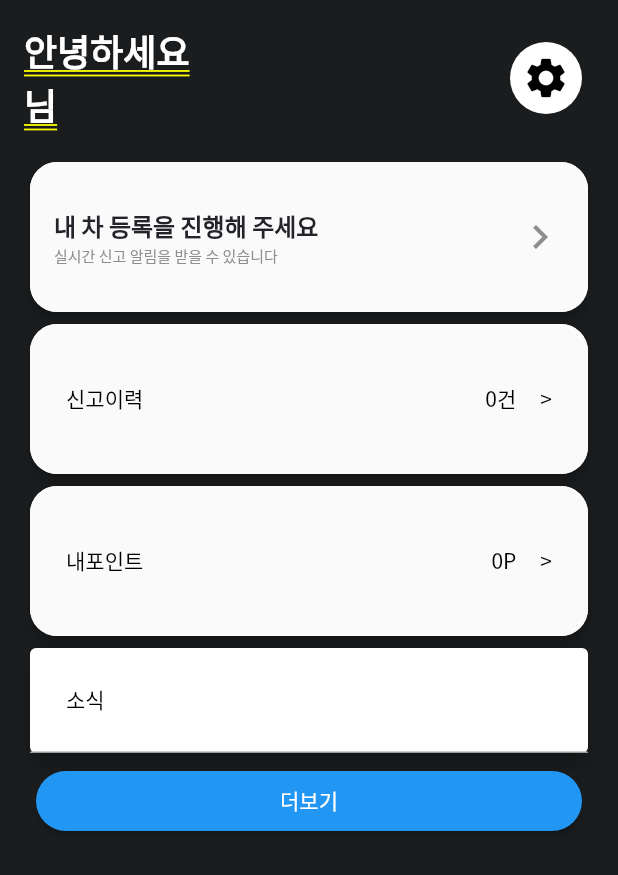
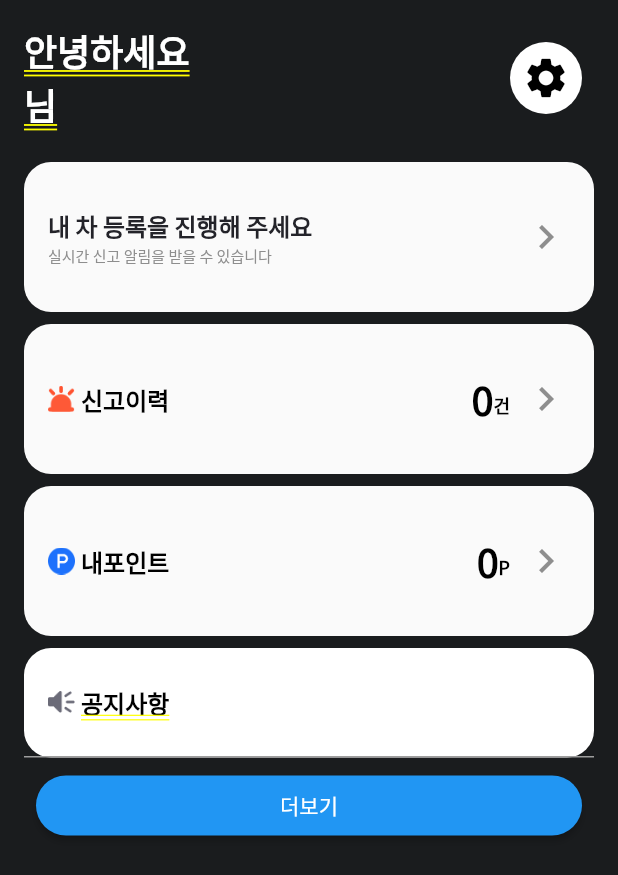
Before and after one commit to wooyoungkwak/illegalparking_app, a Flutter app: the MyPage screen opened directly, on a phone screen of 412 x 824 dp. Shown: the top 875 px of the screen. Run offline on Flutter 3.47's test engine with Material 2 defaults, Android fonts, the phone set to English and light mode, and no system bars; our stand-ins replace camera, connectivity_plus, dotted_border, flutter_secure_storage, fluttertoast, geolocator and 8 more; missing offline and left inert: app_settings, dart:ffi, mask_for_camera_view, network_info_plus; accounts and stored records are empty; statements that could not run were skipped.

Commit message:
내 정보 UI 수정...

```diff
--- a/lib/config/style.dart
+++ b/lib/config/style.dart
@@ -11,9 +11,10 @@ class AppColors {
   static const Color textBlack = Color(0xff232329);
   static const Color textGrey = Color(0xff8E8E8E);
   static const Color passIcon = Color(0xffFFC117);
+  static const Color carRegistBackground = Color(0xff939393);
 }
 
-class AppFontWeigth {
+class AppFontWeight {
   static const FontWeight black = FontWeight.w900;
   static const FontWeight extraBold = FontWeight.w800;
   static const FontWeight bold = FontWeight.w700;
--- a/lib/states/my_page.dart
+++ b/lib/states/my_page.dart
@@ -7,10 +7,7 @@ import 'package:illegalparking_app/controllers/login_controller.dart';
 import 'package:illegalparking_app/controllers/my_page_controller.dart';
 import 'package:illegalparking_app/models/result_model.dart';
 import 'package:illegalparking_app/services/server_service.dart';
-import 'package:illegalparking_app/states/home.dart';
-
 import 'package:illegalparking_app/states/widgets/form.dart';
-import 'package:illegalparking_app/utils/log_util.dart';
 
 class MyPage extends StatefulWidget {
   const MyPage({super.key});
@@ -80,7 +77,7 @@ class _MyPageState extends State<MyPage> {
                     createCustomText(
                       padding: 0.0,
                       color: AppColors.white,
-                      weight: AppFontWeigth.semiBold,
+                      weight: AppFontWeight.semiBold,
                       size: 24,
                       text: "안녕하세요",
                     ),
@@ -89,14 +86,14 @@ class _MyPageState extends State<MyPage> {
                         createCustomText(
                           padding: 0.0,
                           color: AppColors.blue,
-                          weight: AppFontWeigth.bold,
+                          weight: AppFontWeight.bold,
                           size: 24,
                           text: Env.USER_NAME,
                         ),
                         createCustomText(
                           padding: 0.0,
                           color: AppColors.white,
-                          weight: AppFontWeigth.semiBold,
+                          weight: AppFontWeight.semiBold,
                           size: 24,
                           text: "님",
                         ),
@@ -122,8 +119,8 @@ class _MyPageState extends State<MyPage> {
             ),
           ),
           // 등록, 신고, 포인트
-          // if (carNum == "" || carNum == null)
-          createMypageCard(
+          if (carNum == "" || carNum == null)
+            createMypageContainer(
               route: () {
                 loginController.changeRealPage(4);
               },
@@ -135,14 +132,14 @@ class _MyPageState extends State<MyPage> {
                     createCustomText(
                       padding: 0.0,
                       color: AppColors.textBlack,
-                    weight: AppFontWeigth.bold,
+                      weight: AppFontWeight.bold,
                       size: 16.0,
                       text: "내 차 등록을 진행해 주세요",
                     ),
                     createCustomText(
                       padding: 0.0,
                       color: AppColors.textGrey,
-                    weight: AppFontWeigth.medium,
+                      weight: AppFontWeight.medium,
                       size: 10.0,
                       text: "실시간 신고 알림을 받을 수 있습니다",
                     ),
@@ -155,12 +152,30 @@ class _MyPageState extends State<MyPage> {
 
           // 인증 완료
           if (carNum != "" && carNum != null)
-            Stack(
+            Padding(
+              padding: const EdgeInsets.only(top: 4, bottom: 4),
+              child: Stack(
                 children: [
-                Card(
-                  elevation: 4,
-                  shape: RoundedRectangleBorder(borderRadius: BorderRadius.circular(18.0)),
-                  child: Material(
+                  Container(
+                    height: 148,
+                    decoration: BoxDecoration(
+                      color: AppColors.carRegistBackground,
+                      borderRadius: BorderRadius.circular(18.0),
+                    ),
+                  ),
+                  Positioned(
+                    top: 68,
+                    child: Container(
+                      width: MediaQuery.of(context).size.width - 30,
+                      height: 80,
+                      decoration: BoxDecoration(
+                        color: AppColors.white,
+                        borderRadius: BorderRadius.circular(18.0),
+                      ),
+                    ),
+                  ),
+                  Material(
+                    type: MaterialType.transparency,
                     borderRadius: BorderRadius.circular(18.0),
                     child: Ink(
                       child: InkWell(
@@ -186,13 +201,13 @@ class _MyPageState extends State<MyPage> {
                                       ),
                                       createCustomText(
                                         padding: 0.0,
-                                        weight: AppFontWeigth.semiBold,
+                                        weight: AppFontWeight.semiBold,
                                         size: 12,
                                         text: carName,
                                       ),
                                       createCustomText(
                                         padding: 0.0,
-                                        weight: AppFontWeigth.bold,
+                                        weight: AppFontWeight.bold,
                                         size: 24,
                                         text: carNum,
                                       ),
@@ -200,7 +215,6 @@ class _MyPageState extends State<MyPage> {
                                   ),
                                 ),
                                 const Spacer(),
-                                chevronRight(),
                               ],
                             ),
                           ),
@@ -208,10 +222,9 @@ class _MyPageState extends State<MyPage> {
                       ),
                     ),
                   ),
-                ),
+
                   // 인증 마크
                   Positioned(
-                  top: 4,
                     left: 20,
                     child: Container(
                       height: 80,
@@ -228,7 +241,7 @@ class _MyPageState extends State<MyPage> {
                         crossAxisAlignment: CrossAxisAlignment.center,
                         children: [
                           createCustomText(
-                          weight: AppFontWeigth.semiBold,
+                            weight: AppFontWeight.semiBold,
                             text: "인증\n완료",
                             color: AppColors.white,
                           ),
@@ -246,57 +259,101 @@ class _MyPageState extends State<MyPage> {
                   )
                 ],
               ),
-          createMypageCard(
+            ),
+          createMypageContainer(
             route: () {
               loginController.changeRealPage(6);
             },
             widgetList: <Widget>[
+              Image.asset(
+                "assets/icon_report.png",
+                height: 18,
+                width: 18,
+              ),
               createCustomText(
-                weight: FontWeight.w400,
+                left: 4.0,
+                weight: AppFontWeight.bold,
+                size: 16.0,
                 text: "신고이력",
               ),
               const Spacer(),
               createCustomText(
-                weight: FontWeight.w400,
-                text: "$reportCount건",
+                right: 0.0,
+                weight: AppFontWeight.semiBold,
+                size: 26,
+                text: reportCount,
               ),
               createCustomText(
-                weight: FontWeight.w400,
-                text: ">",
+                top: 16,
+                left: 0.0,
+                weight: AppFontWeight.semiBold,
+                size: 12,
+                text: "건",
               ),
+              chevronRight(),
             ],
           ),
-          createMypageCard(
+          createMypageContainer(
             route: () {
               loginController.changeRealPage(7);
             },
             widgetList: <Widget>[
+              Image.asset(
+                "assets/icon_point.png",
+                height: 18,
+                width: 18,
+              ),
               createCustomText(
-                weight: FontWeight.w400,
+                left: 4.0,
+                weight: AppFontWeight.bold,
+                size: 16.0,
                 text: "내포인트",
               ),
               const Spacer(),
               createCustomText(
-                weight: FontWeight.w400,
-                text: "${currentPoint}P",
+                right: 0.0,
+                weight: AppFontWeight.semiBold,
+                size: 26,
+                text: currentPoint,
               ),
               createCustomText(
-                weight: FontWeight.w400,
-                text: ">",
+                top: 16,
+                left: 0.0,
+                weight: AppFontWeight.semiBold,
+                size: 12,
+                text: "P",
               ),
+              chevronRight(),
             ],
           ),
           // 공지
-          Card(
-            elevation: 5,
+          Padding(
+            padding: const EdgeInsets.only(top: 4.0, bottom: 4.0),
+            child: Container(
+              decoration: const BoxDecoration(
+                color: AppColors.white,
+                borderRadius: BorderRadius.all(Radius.circular(18)),
+              ),
               child: Column(
                 crossAxisAlignment: CrossAxisAlignment.start,
                 children: [
                   // Header
                   Container(
                     padding: const EdgeInsets.only(top: 16.0, left: 16.0, right: 16.0, bottom: 16.0),
-                  child: createCustomText(
-                    text: "소식",
+                    child: Row(
+                      children: [
+                        Image.asset(
+                          "assets/icon_infomation.png",
+                          height: 18,
+                          width: 18,
+                        ),
+                        createCustomText(
+                          left: 4.0,
+                          weight: AppFontWeight.bold,
+                          size: 16.0,
+                          text: "공지사항",
+                        ),
+                      ],
                     ),
                   ),
                   Container(
@@ -313,50 +370,44 @@ class _MyPageState extends State<MyPage> {
                           crossAxisAlignment: CrossAxisAlignment.start,
                           children: [
                             // 제목(subject)
-                          Padding(
-                            padding: const EdgeInsets.only(
-                              top: 8.0,
-                              left: 16.0,
-                              right: 16.0,
+                            Row(
+                              children: [
+                                // createCustomText(
+                                //   color: Colors.blue,
+                                //   text: noticeList[index].noticeType,
+                                // ),
+                                createCustomText(
+                                  top: 16.0,
+                                  left: 24.0,
+                                  right: 24.0,
                                   bottom: 4.0,
-                            ),
-                            child: Row(
-                              children: [
-                                createCustomText(
-                                  color: Colors.blue,
-                                  text: noticeList[index].noticeType,
-                                ),
-                                createCustomText(
-                                  weight: FontWeight.w400,
+                                  weight: AppFontWeight.semiBold,
+                                  size: 16.0,
                                   text: noticeList[index].subject,
                                 ),
                               ],
                             ),
-                          ),
+
                             // 내용(contents)
-                          Padding(
-                            padding: const EdgeInsets.only(
+                            createCustomText(
                               top: 4.0,
-                              left: 16.0,
-                              right: 16.0,
-                            ),
-                            child: createCustomText(
-                              weight: FontWeight.w400,
+                              left: 24.0,
+                              right: 24.0,
+                              bottom: 0.0,
                               // text: _textLengthValidation(noticeList[index].content!) ? noticeList[index].content! : _textSlice(noticeList[index].content!),
                               text: _textSlice(noticeList[index].content!),
                             ),
-                          ),
-                          Padding(
-                            padding: const EdgeInsets.only(
+
+                            // 날짜(regDt)
+                            Row(
+                              children: [
+                                createCustomText(
                                   top: 4.0,
-                              left: 16.0,
-                              right: 16.0,
-                            ),
-                            child: Row(
-                              children: [
-                                // 날짜(regDt)
-                                createCustomText(
-                                  weight: FontWeight.w400,
+                                  left: 24.0,
+                                  right: 24.0,
+                                  bottom: 8.0,
+                                  weight: AppFontWeight.regula,
+                                  color: AppColors.textGrey,
                                   text: noticeList[index].regDt,
                                 ),
                                 const Spacer(),
@@ -365,14 +416,18 @@ class _MyPageState extends State<MyPage> {
                                     _showNoticeDialog(context: context, index: index);
                                   },
                                   child: createCustomText(
+                                    top: 4.0,
+                                    left: 24.0,
+                                    right: 24.0,
+                                    bottom: 8.0,
                                     weight: FontWeight.w400,
-                                    color: Colors.grey,
+                                    color: AppColors.textGrey,
                                     text: "더보기 >",
                                   ),
                                 ),
                               ],
                             ),
-                          ),
+
                             if (noticeList.length != (index + 1))
                               Container(
                                 color: Colors.grey,
@@ -385,6 +440,7 @@ class _MyPageState extends State<MyPage> {
                     ),
                   ),
                 ],
+              ),
             ),
           ),
           createElevatedButton(
@@ -408,17 +464,35 @@ class _MyPageState extends State<MyPage> {
         int noticeIndex = index;
         return StatefulBuilder(
           builder: (context, setState) {
-            return Scaffold(
+            return Padding(
+              padding: const EdgeInsets.all(16.0),
+              child: ClipRRect(
+                borderRadius: BorderRadius.circular(18),
+                child: Scaffold(
                   appBar: AppBar(
+                    shape: const Border(
+                      bottom: BorderSide(
+                        color: AppColors.textGrey,
+                        width: 1,
+                      ),
+                    ),
+                    elevation: 0,
+                    backgroundColor: AppColors.white,
                     automaticallyImplyLeading: false,
                     centerTitle: true,
-                title: const Text("소식"),
+                    title: createCustomText(
+                      weight: AppFontWeight.bold,
+                      size: 18.0,
+                      text: "공지",
+                    ),
                     actions: [
                       IconButton(
+                        color: AppColors.black,
                         onPressed: () {
                           Navigator.pop(context);
                         },
-                      icon: const Icon(Icons.cancel_outlined))
+                        icon: const Icon(Icons.close),
+                      ),
                     ],
                   ),
                   body: Padding(
@@ -435,7 +509,8 @@ class _MyPageState extends State<MyPage> {
                                   }
                                 });
                               },
-                            icon: const Icon(Icons.chevron_left)),
+                              icon: chevronLeft(),
+                            ),
                             const Spacer(),
                             IconButton(
                               onPressed: () {
@@ -445,7 +520,8 @@ class _MyPageState extends State<MyPage> {
                                   }
                                 });
                               },
-                            icon: const Icon(Icons.chevron_right)),
+                              icon: chevronRight(),
+                            ),
                           ],
                         ),
                         // 공지/소식
@@ -496,18 +572,24 @@ class _MyPageState extends State<MyPage> {
                               children: [
                                 Row(
                                   children: [
+                                    // createCustomText(
+                                    //   color: Colors.blue,
+                                    //   text: noticeList[noticeIndex].noticeType,
+                                    // ),
                                     createCustomText(
-                                  color: Colors.blue,
-                                  text: noticeList[noticeIndex].noticeType,
-                                ),
-                                createCustomText(
+                                      bottom: 0.0,
+                                      weight: AppFontWeight.semiBold,
+                                      size: 16,
                                       text: noticeList[noticeIndex].subject,
                                     ),
                                   ],
                                 ),
 
                                 createCustomText(
-                              weight: FontWeight.w400,
+                                  top: 0.0,
+                                  left: 16.0,
+                                  weight: AppFontWeight.regula,
+                                  color: AppColors.textGrey,
                                   text: noticeList[noticeIndex].regDt,
                                 ),
                                 // // 빈공간
@@ -519,7 +601,7 @@ class _MyPageState extends State<MyPage> {
                                 // ),
 
                                 createCustomText(
-                              weight: FontWeight.w400,
+                                  weight: AppFontWeight.medium,
                                   text: noticeList[noticeIndex].content!,
                                 ),
 
@@ -535,6 +617,8 @@ class _MyPageState extends State<MyPage> {
                           ),
                         ),
                       ],
+                    ),
+                  ),
                 ),
               ),
             );
--- a/lib/states/my_page_point.dart
+++ b/lib/states/my_page_point.dart
@@ -93,7 +93,7 @@ class _MyPagePointState extends State<MyPagePoint> {
           shrinkWrap: true,
           children: [
             // 현재 포인트
-            createMypageCard(
+            createMypageContainer(
               widgetList: <Widget>[
                 createCustomText(
                   weight: FontWeight.w400,
@@ -114,7 +114,7 @@ class _MyPagePointState extends State<MyPagePoint> {
                 ),
               ],
             ),
-            createMypageCard(
+            createMypageContainer(
               route: () {
                 requestProductList(Env.USER_SEQ!).then((productListInfo) {
                   _showPointDialog(productListInfo);
--- a/lib/states/my_page_report.dart
+++ b/lib/states/my_page_report.dart
@@ -131,7 +131,7 @@ class _MyPageReportState extends State<MyPageReport> {
         body: ListView(
           shrinkWrap: true,
           children: [
-            createMypageCard(
+            createMypageContainer(
               widgetList: <Widget>[
                 createCustomText(
                   weight: FontWeight.w400,
--- a/lib/states/widgets/form.dart
+++ b/lib/states/widgets/form.dart
@@ -105,12 +105,14 @@ Padding createElevatedButton({
   );
 }
 
-Card createMypageCard({List<Widget>? widgetList, dynamic route}) {
-  return Card(
-    elevation: 4,
+Container createMypageContainer({List<Widget>? widgetList, dynamic route}) {
+  return Container(
     // Round 처리하는데 3개를 수정해야됨
     // 1
-    shape: RoundedRectangleBorder(borderRadius: BorderRadius.circular(18)),
+    padding: const EdgeInsets.only(top: 4, bottom: 4),
+    decoration: BoxDecoration(
+      borderRadius: BorderRadius.circular(18.0),
+    ),
     child: Material(
       // 2
       borderRadius: const BorderRadius.all(Radius.circular(18)),
```
Also changed, not shown: assets/icon_infomation.png (added), assets/icon_point.png (added), assets/icon_report.png (added). Lines whose indentation alone changed are shown as unchanged.
